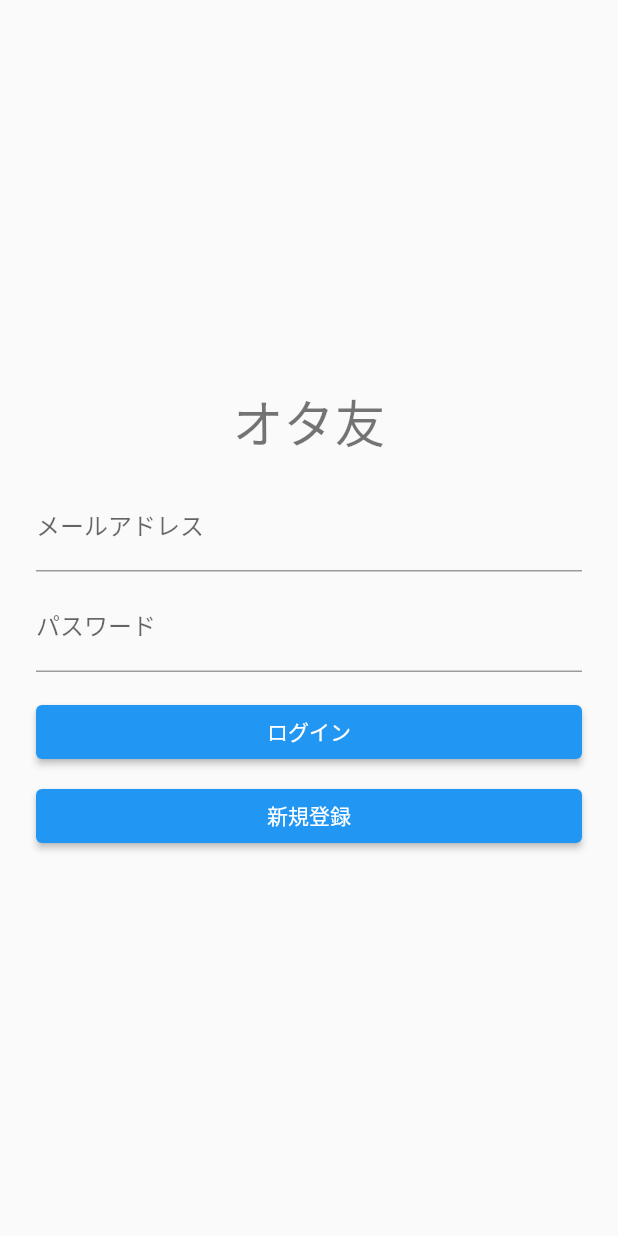
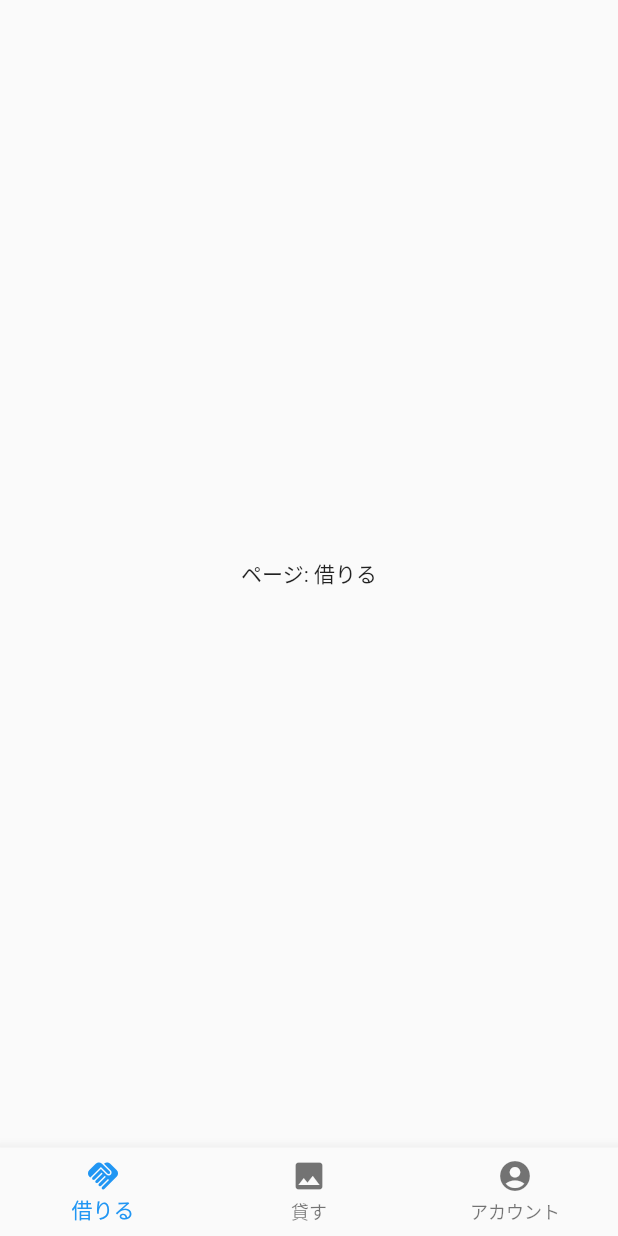
Before and after one commit to haku-noir/otaku-friends, a Flutter app: the screen it shows after launch, after a tap on "ログイン", on a phone screen of 412 x 824 dp. Run offline on Flutter 3.47's test engine with Material 2 defaults, Android fonts, the phone set to English and light mode, and no system bars.

Commit message:
add: MainScreen

```diff
--- a/lib/login.dart
+++ b/lib/login_screen.dart
@@ -1,4 +1,5 @@
 import 'package:flutter/material.dart';
+import 'package:otaku_friends/main_screen.dart';
 
 class LoginScreen extends StatefulWidget {
   const LoginScreen({super.key, required this.title});
@@ -43,7 +44,7 @@ class _LoginScreenState extends State<LoginScreen> {
                   width:double.infinity,
                   // ボタン（ログイン）
                   child: ElevatedButton(
-                    onPressed: ()=>{},
+                    onPressed: _onLogin,
                     child: const Text('ログイン'),
                   ),
                 ),
@@ -62,4 +63,8 @@ class _LoginScreenState extends State<LoginScreen> {
         ),
     );
   }
+
+  void _onLogin(){
+    Navigator.of(context).pushReplacement(MaterialPageRoute(builder: (_) => MainScreen(title: widget.title,)));
+  }
 }
--- a/lib/main.dart
+++ b/lib/main.dart
@@ -1,5 +1,5 @@
 import 'package:flutter/material.dart';
-import 'login.dart';
+import 'login_screen.dart';
 
 void main() {
   runApp(const MyApp());
--- /dev/null
+++ b/lib/main_screen.dart
@@ -0,0 +1,71 @@
+import 'package:flutter/material.dart';
+
+class MainScreen extends StatefulWidget{
+  const MainScreen({super.key, required this.title});
+
+  final String title;
+
+  @override
+  State<MainScreen> createState() => _MainScreenState();
+}
+
+class _MainScreenState extends State<MainScreen>{
+  late int _currentIndex;
+  late PageController _controller;
+
+  @override
+  void initState(){
+    super.initState();
+    _currentIndex = 0;
+    _controller = PageController(initialPage: _currentIndex);
+  }
+
+  @override
+  Widget build(BuildContext context){
+    return Scaffold(
+      body: PageView(
+        controller: _controller,
+        onPageChanged: (int index) => _onPageChanged(index),
+        children: [
+          Container(
+            child: const Center(
+              child: Text('ページ: 借りる'),
+            ),
+          ),
+          Container(
+            child: const Center(
+              child: Text('ページ: 貸す'),
+            ),
+          ),
+          Container(
+            child: const Center(
+              child: Text('ページ: アカウント'),
+            ),
+          ),
+        ],
+      ),
+      bottomNavigationBar: BottomNavigationBar(
+        items: const [
+          BottomNavigationBarItem(icon: Icon(Icons.handshake), label: '借りる'),
+          BottomNavigationBarItem(icon: Icon(Icons.image), label: '貸す'),
+          BottomNavigationBarItem(icon: Icon(Icons.account_circle), label: 'アカウント'),
+        ],
+        onTap: (int index) => _onTapBottomNavigationItem(index),
+        currentIndex: _currentIndex,
+      ),
+    );
+  }
+
+  void _onPageChanged(int index){
+    setState(() {
+      _currentIndex = index;
+    });
+  }
+
+  void _onTapBottomNavigationItem(int index){
+    _controller.animateToPage(index, duration: const Duration(milliseconds: 300), curve: Curves.easeIn);
+    setState(() {
+      _currentIndex = index;
+    });
+  }
+}
```
